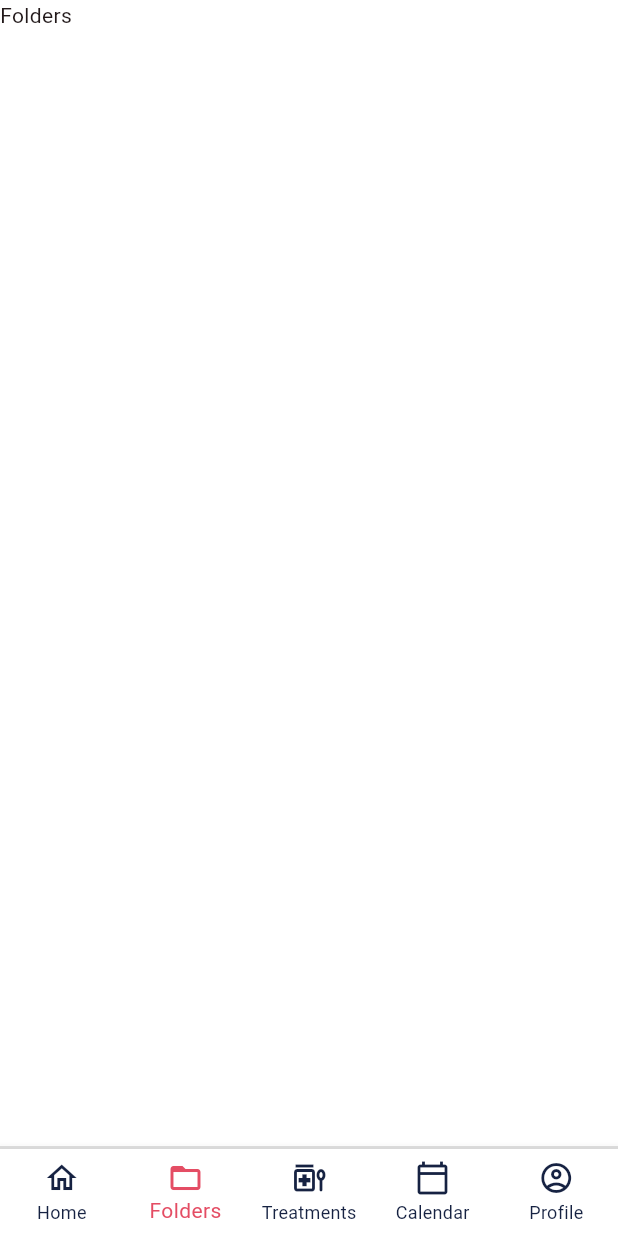
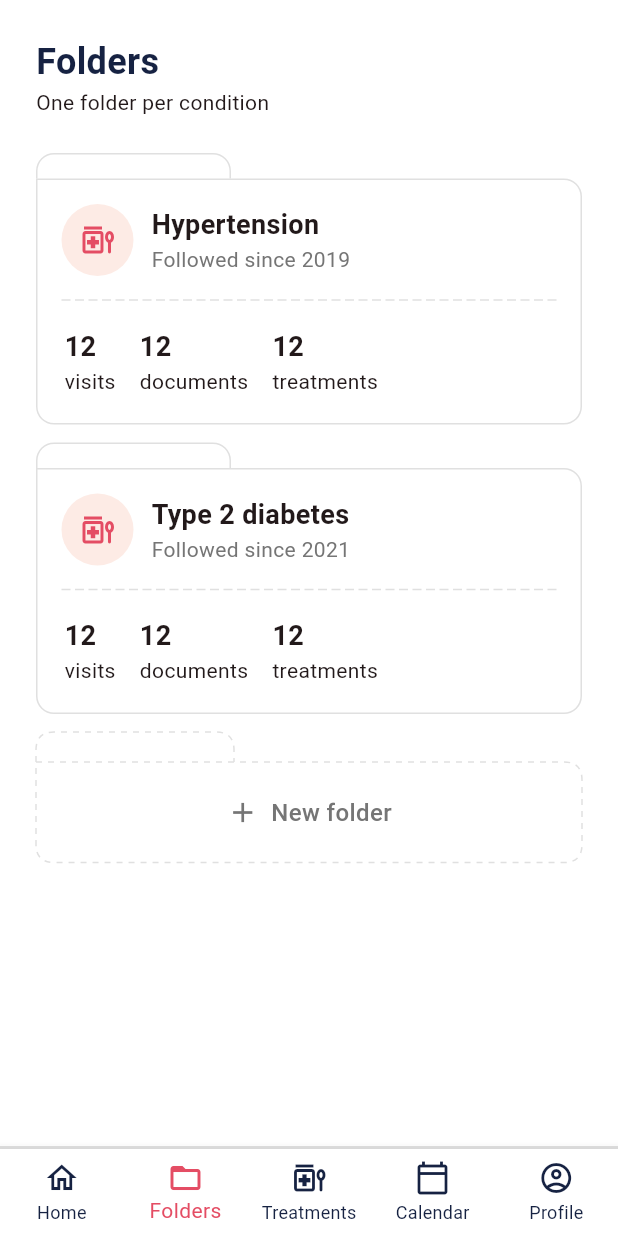
Before and after one commit to SpeedCode210/Heloderma, a Flutter app: the screen it shows after launch, item 2 of the bottom bar chosen, on a phone screen of 412 x 824 dp. Run offline on Flutter 3.47's test engine with Material 3 defaults, Android fonts, the phone set to English and light mode, and no system bars; drawn by our look-alikes of dotted_border.

Commit message:
Add folders page design

```diff
--- /dev/null
+++ b/lib/screens/folderspage.dart
@@ -0,0 +1,281 @@
+import 'package:flutter/material.dart';
+import 'package:intl/intl.dart';
+import 'package:heloderma/styles.dart' as Styles;
+import 'package:heloderma/colors.dart' as HelodermaColors;
+import 'package:dotted_border/dotted_border.dart';
+
+class FoldersPage extends StatefulWidget {
+  const FoldersPage({super.key});
+
+  @override
+  State<FoldersPage> createState() => _FoldersPageState();
+}
+
+class FolderInfo {
+  String name;
+  DateTime startTime;
+  int visits;
+  int documents;
+  int treatments;
+  String iconName;
+
+  FolderInfo({
+    required this.name,
+    required this.startTime,
+    required this.visits,
+    required this.documents,
+    required this.treatments,
+    required this.iconName,
+  });
+}
+
+class _FoldersPageState extends State<FoldersPage> {
+  final List<FolderInfo> _folders = [
+    FolderInfo(
+      name: 'Hypertension',
+      startTime: DateTime(2019),
+      visits: 4,
+      documents: 9,
+      treatments: 1,
+      iconName: 'heart',
+    ),
+    FolderInfo(
+      name: 'Type 2 diabetes',
+      startTime: DateTime(2021),
+      visits: 6,
+      documents: 14,
+      treatments: 2,
+      iconName: 'droplet',
+    ),
+  ];
+
+  Widget _folderWidget(FolderInfo info) {
+    return Column(
+      children: [
+        Row(
+          children: [
+            Container(
+              decoration: BoxDecoration(
+                borderRadius: BorderRadius.only(
+                  topLeft: Radius.circular(12),
+                  topRight: Radius.circular(12),
+                ),
+                border: Border(
+                  top: BorderSide(width: 1, color: Colors.grey[300]!),
+                  right: BorderSide(width: 1, color: Colors.grey[300]!),
+                  left: BorderSide(width: 1, color: Colors.grey[300]!),
+                ),
+              ),
+              child: SizedBox(height: 16, width: 128),
+            ),
+          ],
+        ),
+        Container(
+          decoration: BoxDecoration(
+            borderRadius: BorderRadius.only(
+              bottomLeft: Radius.circular(12),
+              bottomRight: Radius.circular(12),
+              topRight: Radius.circular(12),
+            ),
+            border: Border.all(width: 1, color: Colors.grey[300]!),
+          ),
+          child: Padding(
+            padding: EdgeInsets.all(16),
+            child: Column(
+              crossAxisAlignment: CrossAxisAlignment.stretch,
+              children: [
+                Row(
+                  children: [
+                    Container(
+                      decoration: BoxDecoration(
+                        color: HelodermaColors.bgPink,
+                        borderRadius: BorderRadius.circular(1000),
+                      ),
+                      child: Padding(
+                        padding: EdgeInsets.all(12),
+                        child: Icon(
+                          Icons.medication_liquid_sharp,
+                          color: HelodermaColors.darkPink,
+                        ),
+                      ),
+                    ),
+                    SizedBox(width: 12),
+                    Column(
+                      crossAxisAlignment: CrossAxisAlignment.start,
+                      children: [
+                        Text(info.name, style: Styles.H2),
+                        Text(
+                          'Followed since ${DateFormat("yyyy").format(info.startTime)}',
+                          style: TextStyle(color: Colors.grey[600]!),
+                        ),
+                      ],
+                    ),
+                  ],
+                ),
+                SizedBox(height: 16),
+                DottedBorder(
+                  options: CustomPathDottedBorderOptions(
+                    customPath: (size) {
+                      return Path()
+                        ..moveTo(0, 0)
+                        ..lineTo(size.width, 0);
+                    },
+                    color: Colors.grey[300]!,
+                    strokeWidth: 1,
+                    dashPattern: const [6, 3],
+                  ),
+                  child: Container(
+                    padding: const EdgeInsets.only(top: 16),
+                    // Add any other decoration properties here (e.g., color, borderRadius)
+                    child: Row(
+                      spacing: 16,
+                      children: [
+                        Column(
+                          crossAxisAlignment: CrossAxisAlignment.start,
+                          children: [
+                            Text(
+                              '12',
+                              style: Styles.H2,
+                              textAlign: TextAlign.start,
+                            ),
+                            Text('visits'),
+                          ],
+                        ),
+                        Column(
+                          crossAxisAlignment: CrossAxisAlignment.start,
+                          children: [
+                            Text(
+                              '12',
+                              style: Styles.H2,
+                              textAlign: TextAlign.start,
+                            ),
+                            Text('documents'),
+                          ],
+                        ),
+                        Column(
+                          crossAxisAlignment: CrossAxisAlignment.start,
+                          children: [
+                            Text(
+                              '12',
+                              style: Styles.H2,
+                              textAlign: TextAlign.start,
+                            ),
+                            Text('treatments'),
+                          ],
+                        ),
+                      ],
+                    ),
+                  ),
+                ),
+              ],
+            ),
+          ),
+        ),
+
+        SizedBox(height: 12),
+      ],
+    );
+  }
+
+  Widget _newFolderButton({required VoidCallback onTap}) {
+    const double radius = 12;
+    const double tabWidth = 128;
+    const double tabHeight = 16;
+
+    const bodyBorderRadius = BorderRadius.only(
+      topRight: Radius.circular(radius),
+      bottomLeft: Radius.circular(radius),
+      bottomRight: Radius.circular(radius),
+    );
+
+    return Column(
+      crossAxisAlignment: CrossAxisAlignment.start,
+      children: [
+        DottedBorder(
+          options: CustomPathDottedBorderOptions(
+            customPath: (size) {
+              return Path()
+                ..moveTo(0, size.height)
+                ..lineTo(0, radius)
+                ..quadraticBezierTo(0, 0, radius, 0)
+                ..lineTo(size.width - radius, 0)
+                ..quadraticBezierTo(size.width, 0, size.width, radius)
+                ..lineTo(size.width, size.height);
+            },
+            color: Colors.grey[300]!,
+            strokeWidth: 1,
+            dashPattern: const [4, 4],
+          ),
+          child: const SizedBox(height: tabHeight, width: tabWidth),
+        ),
+
+        DottedBorder(
+          options: CustomPathDottedBorderOptions(
+            customPath: (size) {
+              return Path()
+                ..moveTo(0, 0)
+                ..lineTo(size.width - radius, 0)
+                ..quadraticBezierTo(size.width, 0, size.width, radius)
+                ..lineTo(size.width, size.height - radius)
+                ..quadraticBezierTo(
+                  size.width,
+                  size.height,
+                  size.width - radius,
+                  size.height,
+                )
+                ..lineTo(radius, size.height)
+                ..quadraticBezierTo(0, size.height, 0, size.height - radius)
+                ..close();
+            },
+            color: Colors.grey[300]!,
+            strokeWidth: 1,
+            dashPattern: const [4, 4],
+          ),
+          child: InkWell(
+            onTap: onTap,
+            borderRadius: bodyBorderRadius,
+            child: Container(
+              width: double.infinity,
+              padding: const EdgeInsets.symmetric(vertical: 20),
+              child: Row(
+                mainAxisAlignment: MainAxisAlignment.center,
+                children: [
+                  Icon(Icons.add, color: Colors.grey[600], size: 22),
+                  const SizedBox(width: 8),
+                  Text(
+                    'New folder',
+                    style: TextStyle(
+                      color: Colors.grey[600],
+                      fontSize: 16,
+                      fontWeight: FontWeight.w500,
+                    ),
+                  ),
+                ],
+              ),
+            ),
+          ),
+        ),
+      ],
+    );
+  }
+
+  @override
+  Widget build(BuildContext context) {
+    return SingleChildScrollView(
+      child: Padding(
+        padding: EdgeInsets.all(24),
+        child: Column(
+          crossAxisAlignment: CrossAxisAlignment.stretch,
+          children: [
+            Text('Folders', style: Styles.H1, textAlign: TextAlign.start),
+            Text('One folder per condition', textAlign: TextAlign.start),
+            SizedBox(height: 24),
+            for (var folder in _folders) _folderWidget(folder),
+
+            _newFolderButton(onTap: () {}),
+          ],
+        ),
+      ),
+    );
+  }
+}
--- a/lib/screens/homepage.dart
+++ b/lib/screens/homepage.dart
@@ -125,19 +125,41 @@ class _homePageState extends State<HomePage> {
         ),
         child: Padding(
           padding: EdgeInsets.all(16),
-          child: Row(children: [
+          child: Row(
+            children: [
               SizedBox(width: 12),
-            Column(children: [
-		Text(DateFormat('d').format(appointment.time), style: TextStyle(fontSize: 26, fontWeight: FontWeight.w800, color: HelodermaColors.darkBlue)),
-		Text(DateFormat('MMM').format(appointment.time))
-	    ]),
+              Column(
+                children: [
+                  Text(
+                    DateFormat('d').format(appointment.time),
+                    style: TextStyle(
+                      fontSize: 26,
+                      fontWeight: FontWeight.w800,
+                      color: HelodermaColors.darkBlue,
+                    ),
+                  ),
+                  Text(DateFormat('MMM').format(appointment.time)),
+                ],
+              ),
               SizedBox(width: 28),
-	    Expanded(child:
-	    Column(crossAxisAlignment: CrossAxisAlignment.start,children: [
-                  Text(appointment.name + ' - ' + appointment.specialty, style: Styles.H3),
-                  Text(DateFormat('jm').format(appointment.time) + ' - ' + appointment.location),
-	    ]))
-	  ]),
+              Expanded(
+                child: Column(
+                  crossAxisAlignment: CrossAxisAlignment.start,
+                  children: [
+                    Text(
+                      appointment.name + ' - ' + appointment.specialty,
+                      style: Styles.H3,
+                    ),
+                    Text(
+                      DateFormat('jm').format(appointment.time) +
+                          ' - ' +
+                          appointment.location,
+                    ),
+                  ],
+                ),
+              ),
+            ],
+          ),
         ),
       ),
     );
@@ -145,7 +167,10 @@ class _homePageState extends State<HomePage> {
 
   @override
   Widget build(BuildContext context) {
-    return SingleChildScrollView(child: Padding(padding: EdgeInsets.all(24),child: Column(
+    return SingleChildScrollView(
+      child: Padding(
+        padding: EdgeInsets.all(24),
+        child: Column(
           crossAxisAlignment: CrossAxisAlignment.stretch,
           children: [
             Row(
@@ -230,6 +255,8 @@ class _homePageState extends State<HomePage> {
             for (int i = 0; i < appointments.length; i++)
               _appointmentWidget(appointments[i]),
           ],
-    )));
+        ),
+      ),
+    );
   }
 }
--- a/lib/screens/main_screen.dart
+++ b/lib/screens/main_screen.dart
@@ -1,6 +1,7 @@
 import 'package:flutter/material.dart';
 import 'package:heloderma/colors.dart' as HelodermaColors;
 import 'package:heloderma/screens/homepage.dart';
+import 'package:heloderma/screens/folderspage.dart';
 
 class MainScreen extends StatefulWidget {
   const MainScreen({super.key});
@@ -14,7 +15,7 @@ class _mainScreenState extends State<MainScreen> {
 
   static const List<Widget> _widgetOptions = <Widget>[
     const HomePage(),
-    Text('Folders'),
+    const FoldersPage(),
     Text('Treatments'),
     Text('Calendar'),
     Text('Profile'),
--- a/pubspec.yaml
+++ b/pubspec.yaml
@@ -35,6 +35,7 @@ dependencies:
   # Use with the CupertinoIcons class for iOS style icons.
   cupertino_icons: ^1.0.8
   intl: ^0.20.3
+  dotted_border: ^3.1.0
 
 dev_dependencies:
   flutter_test:
```
Lines whose indentation alone changed are shown as unchanged.
